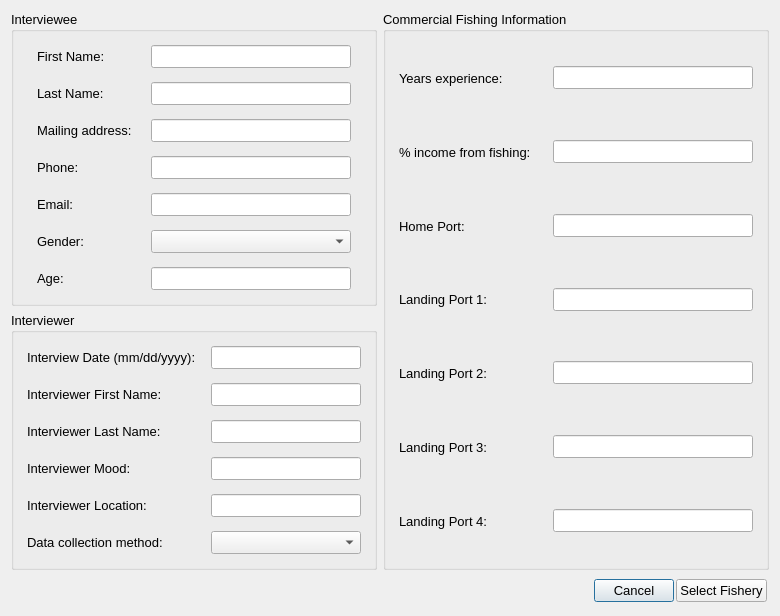
This is oom_st_kitts_nevis/Interview/interviewstart.ui in Ecotrust/openoceanmap-desktop as Qt 5 draws it before an edit. The edited form follows.
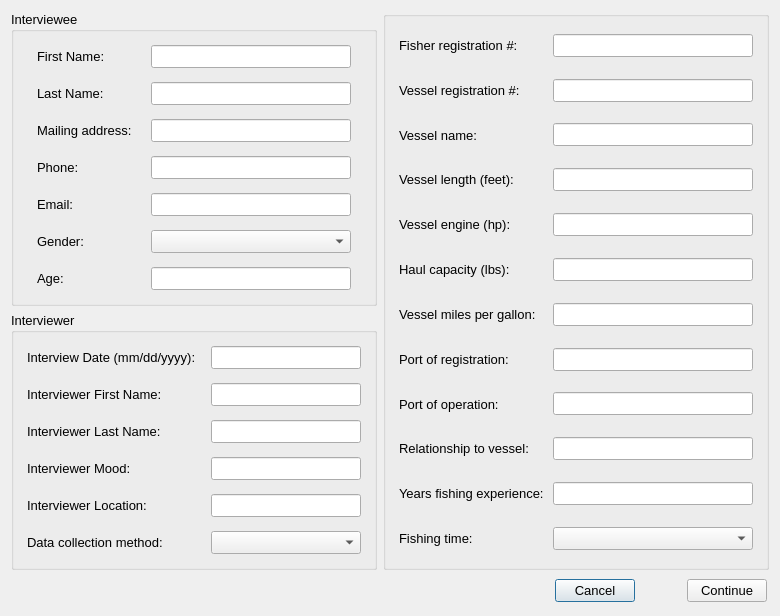
This is the edited form.

Commit message: st kitts vessel info

Patch:
```diff
--- a/oom_st_kitts_nevis/Interview/interviewstart.ui
+++ b/oom_st_kitts_nevis/Interview/interviewstart.ui
@@ -758,12 +758,349 @@
         </font>
        </property>
        <property name="title" >
-        <string>Commercial Fishing Information</string>
+        <string/>
        </property>
        <layout class="QVBoxLayout" name="verticalLayout" >
-        <property name="spacing" >
-         <number>0</number>
-        </property>
+        <item>
+         <widget class="QWidget" native="1" name="home_port_13" >
+          <property name="font" >
+           <font>
+            <pointsize>10</pointsize>
+           </font>
+          </property>
+          <layout class="QHBoxLayout" name="_22" >
+           <property name="spacing" >
+            <number>4</number>
+           </property>
+           <property name="margin" >
+            <number>4</number>
+           </property>
+           <item>
+            <widget class="QLabel" name="years_text_6" >
+             <property name="minimumSize" >
+              <size>
+               <width>150</width>
+               <height>0</height>
+              </size>
+             </property>
+             <property name="maximumSize" >
+              <size>
+               <width>150</width>
+               <height>16777215</height>
+              </size>
+             </property>
+             <property name="font" >
+              <font>
+               <pointsize>10</pointsize>
+              </font>
+             </property>
+             <property name="text" >
+              <string>Fisher registration #:</string>
+             </property>
+            </widget>
+           </item>
+           <item>
+            <widget class="QLineEdit" name="fish_regis_line" >
+             <property name="enabled" >
+              <bool>true</bool>
+             </property>
+             <property name="minimumSize" >
+              <size>
+               <width>100</width>
+               <height>0</height>
+              </size>
+             </property>
+             <property name="maximumSize" >
+              <size>
+               <width>200</width>
+               <height>16777215</height>
+              </size>
+             </property>
+             <property name="font" >
+              <font>
+               <pointsize>10</pointsize>
+              </font>
+             </property>
+             <property name="text" >
+              <string/>
+             </property>
+            </widget>
+           </item>
+          </layout>
+         </widget>
+        </item>
+        <item>
+         <widget class="QWidget" native="1" name="home_port_12" >
+          <property name="font" >
+           <font>
+            <pointsize>10</pointsize>
+           </font>
+          </property>
+          <layout class="QHBoxLayout" name="_21" >
+           <property name="spacing" >
+            <number>4</number>
+           </property>
+           <property name="margin" >
+            <number>4</number>
+           </property>
+           <item>
+            <widget class="QLabel" name="years_text_5" >
+             <property name="minimumSize" >
+              <size>
+               <width>150</width>
+               <height>0</height>
+              </size>
+             </property>
+             <property name="maximumSize" >
+              <size>
+               <width>150</width>
+               <height>16777215</height>
+              </size>
+             </property>
+             <property name="font" >
+              <font>
+               <pointsize>10</pointsize>
+              </font>
+             </property>
+             <property name="text" >
+              <string>Vessel registration #:</string>
+             </property>
+            </widget>
+           </item>
+           <item>
+            <widget class="QLineEdit" name="vessel_regis_line" >
+             <property name="enabled" >
+              <bool>true</bool>
+             </property>
+             <property name="minimumSize" >
+              <size>
+               <width>100</width>
+               <height>0</height>
+              </size>
+             </property>
+             <property name="maximumSize" >
+              <size>
+               <width>200</width>
+               <height>16777215</height>
+              </size>
+             </property>
+             <property name="font" >
+              <font>
+               <pointsize>10</pointsize>
+              </font>
+             </property>
+             <property name="text" >
+              <string/>
+             </property>
+            </widget>
+           </item>
+          </layout>
+         </widget>
+        </item>
+        <item>
+         <widget class="QWidget" native="1" name="home_port_11" >
+          <property name="font" >
+           <font>
+            <pointsize>10</pointsize>
+           </font>
+          </property>
+          <layout class="QHBoxLayout" name="_20" >
+           <property name="spacing" >
+            <number>4</number>
+           </property>
+           <property name="margin" >
+            <number>4</number>
+           </property>
+           <item>
+            <widget class="QLabel" name="years_text_4" >
+             <property name="minimumSize" >
+              <size>
+               <width>150</width>
+               <height>0</height>
+              </size>
+             </property>
+             <property name="maximumSize" >
+              <size>
+               <width>150</width>
+               <height>16777215</height>
+              </size>
+             </property>
+             <property name="font" >
+              <font>
+               <pointsize>10</pointsize>
+              </font>
+             </property>
+             <property name="text" >
+              <string>Vessel name:</string>
+             </property>
+            </widget>
+           </item>
+           <item>
+            <widget class="QLineEdit" name="vessel_name_line" >
+             <property name="enabled" >
+              <bool>true</bool>
+             </property>
+             <property name="minimumSize" >
+              <size>
+               <width>100</width>
+               <height>0</height>
+              </size>
+             </property>
+             <property name="maximumSize" >
+              <size>
+               <width>200</width>
+               <height>16777215</height>
+              </size>
+             </property>
+             <property name="font" >
+              <font>
+               <pointsize>10</pointsize>
+              </font>
+             </property>
+             <property name="text" >
+              <string/>
+             </property>
+            </widget>
+           </item>
+          </layout>
+         </widget>
+        </item>
+        <item>
+         <widget class="QWidget" native="1" name="home_port_10" >
+          <property name="font" >
+           <font>
+            <pointsize>10</pointsize>
+           </font>
+          </property>
+          <layout class="QHBoxLayout" name="_15" >
+           <property name="spacing" >
+            <number>4</number>
+           </property>
+           <property name="margin" >
+            <number>4</number>
+           </property>
+           <item>
+            <widget class="QLabel" name="years_text_3" >
+             <property name="minimumSize" >
+              <size>
+               <width>150</width>
+               <height>0</height>
+              </size>
+             </property>
+             <property name="maximumSize" >
+              <size>
+               <width>150</width>
+               <height>16777215</height>
+              </size>
+             </property>
+             <property name="font" >
+              <font>
+               <pointsize>10</pointsize>
+              </font>
+             </property>
+             <property name="text" >
+              <string>Vessel length (feet):</string>
+             </property>
+            </widget>
+           </item>
+           <item>
+            <widget class="QLineEdit" name="vessel_length_line" >
+             <property name="enabled" >
+              <bool>true</bool>
+             </property>
+             <property name="minimumSize" >
+              <size>
+               <width>100</width>
+               <height>0</height>
+              </size>
+             </property>
+             <property name="maximumSize" >
+              <size>
+               <width>200</width>
+               <height>16777215</height>
+              </size>
+             </property>
+             <property name="font" >
+              <font>
+               <pointsize>10</pointsize>
+              </font>
+             </property>
+             <property name="text" >
+              <string/>
+             </property>
+            </widget>
+           </item>
+          </layout>
+         </widget>
+        </item>
+        <item>
+         <widget class="QWidget" native="1" name="home_port_6" >
+          <property name="font" >
+           <font>
+            <pointsize>10</pointsize>
+           </font>
+          </property>
+          <layout class="QHBoxLayout" name="_14" >
+           <property name="spacing" >
+            <number>4</number>
+           </property>
+           <property name="margin" >
+            <number>4</number>
+           </property>
+           <item>
+            <widget class="QLabel" name="years_text_2" >
+             <property name="minimumSize" >
+              <size>
+               <width>150</width>
+               <height>0</height>
+              </size>
+             </property>
+             <property name="maximumSize" >
+              <size>
+               <width>150</width>
+               <height>16777215</height>
+              </size>
+             </property>
+             <property name="font" >
+              <font>
+               <pointsize>10</pointsize>
+              </font>
+             </property>
+             <property name="text" >
+              <string>Vessel engine (hp):</string>
+             </property>
+            </widget>
+           </item>
+           <item>
+            <widget class="QLineEdit" name="vessel_engine_line" >
+             <property name="enabled" >
+              <bool>true</bool>
+             </property>
+             <property name="minimumSize" >
+              <size>
+               <width>100</width>
+               <height>0</height>
+              </size>
+             </property>
+             <property name="maximumSize" >
+              <size>
+               <width>200</width>
+               <height>16777215</height>
+              </size>
+             </property>
+             <property name="font" >
+              <font>
+               <pointsize>10</pointsize>
+              </font>
+             </property>
+             <property name="text" >
+              <string/>
+             </property>
+            </widget>
+           </item>
+          </layout>
+         </widget>
+        </item>
         <item>
          <widget class="QWidget" native="1" name="home_port_5" >
           <property name="font" >
@@ -798,7 +1135,7 @@
               </font>
              </property>
              <property name="text" >
-              <string>Years experience:</string>
+              <string>Haul capacity (lbs):</string>
              </property>
             </widget>
            </item>
@@ -866,7 +1203,7 @@
               </font>
              </property>
              <property name="text" >
-              <string>% income from fishing:</string>
+              <string>Vessel miles per gallon:</string>
              </property>
             </widget>
            </item>
@@ -934,7 +1271,7 @@
               </font>
              </property>
              <property name="text" >
-              <string>Home Port:</string>
+              <string>Port of registration:</string>
              </property>
             </widget>
            </item>
@@ -1002,7 +1339,7 @@
               </font>
              </property>
              <property name="text" >
-              <string>Landing Port 1:</string>
+              <string>Port of operation:</string>
              </property>
             </widget>
            </item>
@@ -1070,7 +1407,7 @@
               </font>
              </property>
              <property name="text" >
-              <string>Landing Port 2:</string>
+              <string>Relationship to vessel:</string>
              </property>
             </widget>
            </item>
@@ -1140,7 +1477,7 @@
               </font>
              </property>
              <property name="text" >
-              <string>Landing Port 3:</string>
+              <string>Years fishing experience:</string>
              </property>
             </widget>
            </item>
@@ -1208,35 +1545,38 @@
               </font>
              </property>
              <property name="text" >
-              <string>Landing Port 4:</string>
+              <string>Fishing time:</string>
              </property>
             </widget>
            </item>
            <item>
-            <widget class="QLineEdit" name="landing_port_line_4" >
-             <property name="enabled" >
-              <bool>true</bool>
-             </property>
-             <property name="minimumSize" >
-              <size>
-               <width>200</width>
-               <height>0</height>
-              </size>
-             </property>
+            <widget class="QComboBox" name="fishTime_comboBox" >
              <property name="maximumSize" >
               <size>
                <width>200</width>
                <height>16777215</height>
               </size>
              </property>
-             <property name="font" >
-              <font>
-               <pointsize>10</pointsize>
-              </font>
-             </property>
-             <property name="text" >
-              <string/>
-             </property>
+             <item>
+              <property name="text" >
+               <string/>
+              </property>
+             </item>
+             <item>
+              <property name="text" >
+               <string>Full-time</string>
+              </property>
+             </item>
+             <item>
+              <property name="text" >
+               <string>Part-time</string>
+              </property>
+             </item>
+             <item>
+              <property name="text" >
+               <string>Occasional</string>
+              </property>
+             </item>
             </widget>
            </item>
           </layout>
@@ -1281,6 +1621,22 @@
         </property>
        </widget>
       </item>
+      <item>
+       <spacer name="horizontalSpacer" >
+        <property name="orientation" >
+         <enum>Qt::Horizontal</enum>
+        </property>
+        <property name="sizeType" >
+         <enum>QSizePolicy::Fixed</enum>
+        </property>
+        <property name="sizeHint" stdset="0" >
+         <size>
+          <width>50</width>
+          <height>20</height>
+         </size>
+        </property>
+       </spacer>
+      </item>
       <item>
        <widget class="QPushButton" name="pbnSelectFishery" >
         <property name="font" >
@@ -1289,7 +1645,7 @@
          </font>
         </property>
         <property name="text" >
-         <string>Select Fishery</string>
+         <string>Continue</string>
         </property>
        </widget>
       </item>
```
Left out of the diff: 41 changed lines with no effect on the pictures. The commit also changes 2 other files.
